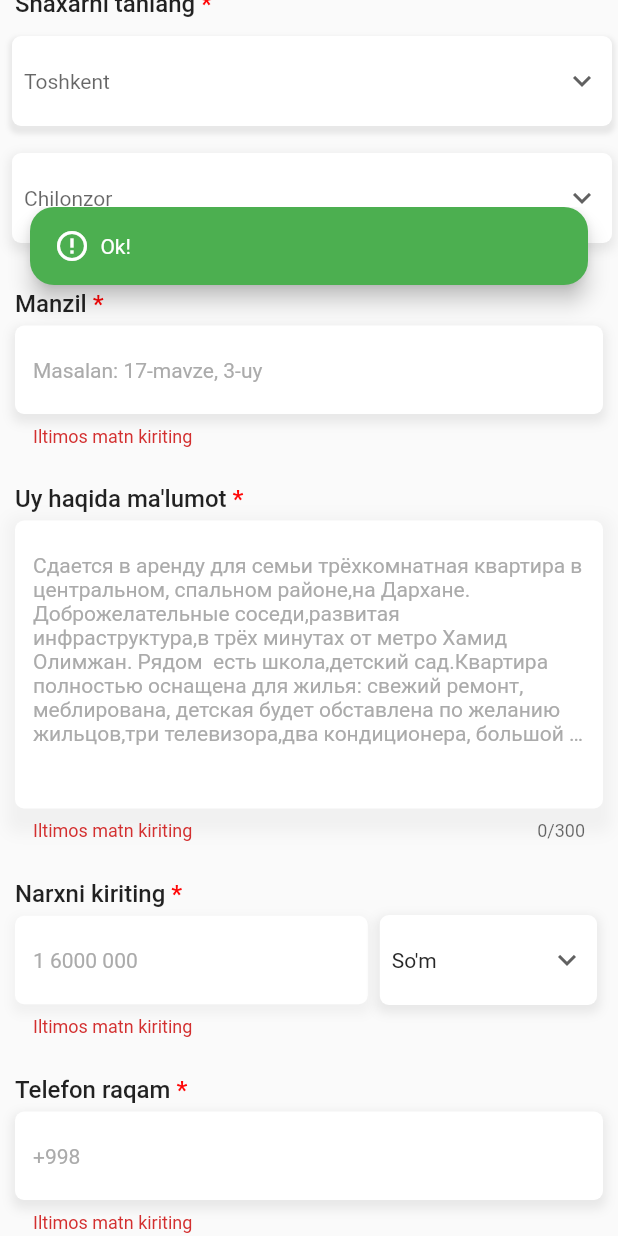
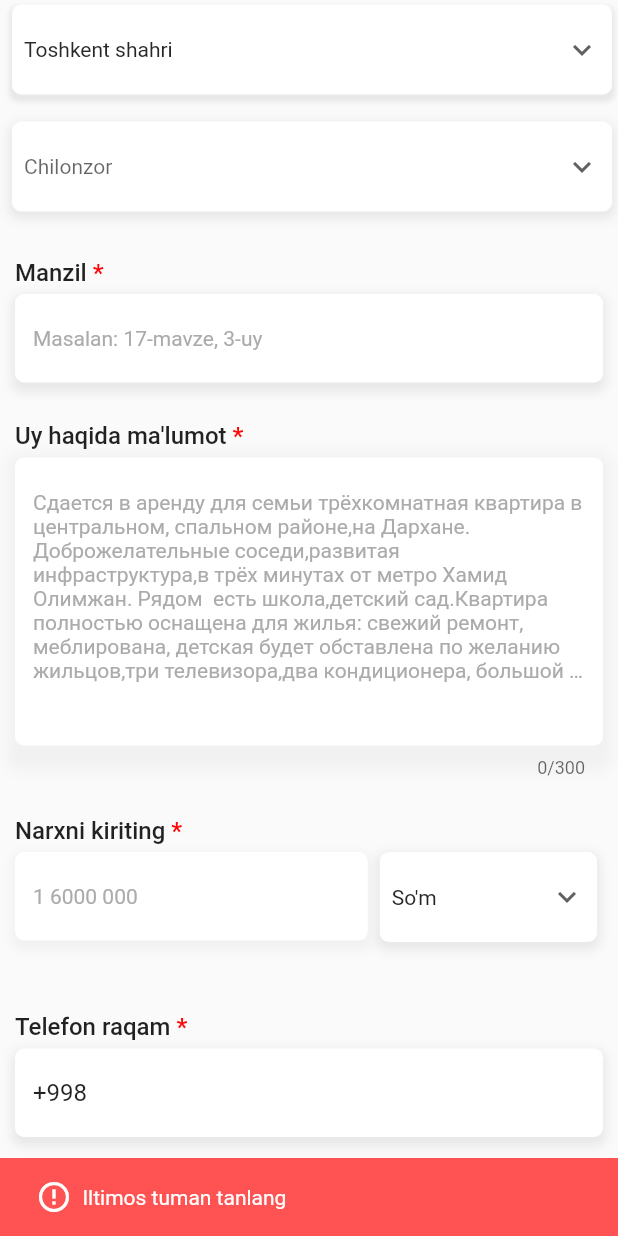
Before and after one commit to nomozovasror/UyJoyBaraka, a Flutter app: the AddAdScreen widget shown alone on an empty page, opened directly, scrolled down 576 dp, after a tap on "Saqlash", on a phone screen of 412 x 824 dp. Run offline on Flutter 3.47's test engine with Material 2 defaults, Android fonts, the phone set to English and light mode, and no system bars; our stand-ins replace carousel_slider, dio, file_picker, flutter_svg, like_button, smooth_page_indicator; network calls fail.

Commit message:
all text field bug fix

```diff
--- a/lib/pages/ad.dart
+++ b/lib/pages/ad.dart
@@ -243,8 +243,8 @@ class _AddAdScreenState extends State<AddAdScreen> {
   final bosh = [''];
 
   String? sarlavha;
-  String? ijaravalue;
-  String? viloyat;
+  String? ijaravalue = "Sotuv";
+  String? viloyat = 'Toshkent shahri';
   String? tuman;
   String? manzil;
   String? text;
@@ -253,8 +253,6 @@ class _AddAdScreenState extends State<AddAdScreen> {
   String? tel;
 
   final _formKey = GlobalKey<FormState>();
-
-  bool val_margin = false;
 
   @override
   Widget build(BuildContext context) {
@@ -369,14 +367,14 @@ class _AddAdScreenState extends State<AddAdScreen> {
                       padding: const EdgeInsets.symmetric(horizontal: 10),
                       child: Stack(
                         children: [ Container(
-                          height: 50,
+                          height: 60,
                           decoration: BoxDecoration(
                             borderRadius: BorderRadius.circular(6),
                             boxShadow: [
                               BoxShadow(
                                 color: Colors.grey.withOpacity(0.2),
                                 spreadRadius: 2,
-                                blurRadius: 2,
+                                blurRadius: 5,
                                 offset: const Offset(0, 3),
                               ),
                             ],
@@ -809,6 +807,7 @@ class _AddAdScreenState extends State<AddAdScreen> {
                             child: Stack(
                               children: [
                                 Container(
+                                  margin: EdgeInsets.only(bottom: 22),
                                   height: 60,
                                   width: MediaQuery.of(context).size.width - 50,
                                   decoration: BoxDecoration(
@@ -829,12 +828,10 @@ class _AddAdScreenState extends State<AddAdScreen> {
                                 TextFormField(
                                   validator: (narx) {
                                     if(narx!.isEmpty) {
-                                      val_margin = true;
-                                      return 'Iltimos matn kiriting';
+                                      return 'Iltimos narx kiriting';
                                     }
                                     else if(narx.length < 1){
-                                      val_margin = true;
-                                      return 'Sarlavha uzunligi yetarli emas';
+                                      return 'narx kam';
                                     }
                                     return null;
                                   },
@@ -868,7 +865,7 @@ class _AddAdScreenState extends State<AddAdScreen> {
                             flex: 4,
                             child: Container(
                               height: 60,
-                              margin: val_margin ? const EdgeInsets.only(left: 8, right: 4) : const EdgeInsets.only(left: 8, right: 4, bottom: 22),
+                              margin: const EdgeInsets.only(left: 8, right: 4, bottom: 22),
                               padding: const EdgeInsets.symmetric(horizontal: 8),
                               decoration: BoxDecoration(
                                   color: const Color(0xffffffff),
@@ -957,10 +954,10 @@ class _AddAdScreenState extends State<AddAdScreen> {
                           TextFormField(
                             validator: (tel) {
                               if(tel!.isEmpty) {
-                                return 'Iltimos matn kiriting';
+                                return 'Iltimos telefon raqamingizni kiriting';
                               }
                               else if(tel.length < 7){
-                                return 'Sarlavha uzunligi yetarli emas';
+                                return 'Telefon raqam uzunligi yetarli emas';
                               }
                               return null;
                             },
@@ -969,6 +966,8 @@ class _AddAdScreenState extends State<AddAdScreen> {
                                 this.tel = tel;
                               });
                             },
+                            keyboardType: TextInputType.number,
+                            initialValue: "+998",
                             decoration: InputDecoration(
                                 border: OutlineInputBorder(
                                   borderRadius: BorderRadius.circular(6),
@@ -979,7 +978,7 @@ class _AddAdScreenState extends State<AddAdScreen> {
                                 ),
                                 filled: true,
                                 fillColor: const Color(0xffffffff),
-                                hintText: "+998",
+                                hintText: "+",
                                 hintStyle: const TextStyle(
                                     color: Color(0xffABABAB), fontSize: 14)),
                           ),
@@ -987,41 +986,49 @@ class _AddAdScreenState extends State<AddAdScreen> {
                       ),
                     ),
                     Padding(
-                      padding: EdgeInsets.symmetric(horizontal: 90, vertical: 20),
+                      padding: const EdgeInsets.symmetric(horizontal: 90, vertical: 20),
                       child: ElevatedButton(
                         onPressed: () {
-                          if (_formKey.currentState!.validate()) {
+                          if (tuman == null) {
                             ScaffoldMessenger.of(context).showSnackBar(
-                              const SnackBar(content: Text('Processing Data')),
+                              const SnackBar(content: Row(children: [
+                                Icon(Icons.error_outline ,color: Colors.white,),
+                                Text('  Iltimos tuman tanlang')
+                              ],),
+                                backgroundColor: Colors.redAccent,
+                              ),
                             );
-                          }else{
-                            ScaffoldMessenger.of(context).showSnackBar(SnackBar(
-                              content: const Row(children: [
-                                Icon(Icons.error_outline,color: Colors.white,),
-                                Text('  Ok!')
+                          }
+                            else if (_formKey.currentState!.validate()) {
+                            ScaffoldMessenger.of(context).showSnackBar(
+                            const SnackBar(content: Row(children: [
+                              Icon(Icons.check,color: Colors.white,),
+                              Text('  Saqlanmoqda ...')
+                            ],),
+                            backgroundColor: Colors.greenAccent,
+                            ),
+                            );
+                            }else{
+                            ScaffoldMessenger.of(context).showSnackBar(
+                              const SnackBar(content: Row(children: [
+                                Icon(Icons.error_outline ,color: Colors.white,),
+                                Text('  Iltimos barcha qatorlarni to\'ldiring')
                               ],),
-                              behavior: SnackBarBehavior.floating,
-                              shape: RoundedRectangleBorder(
-                                borderRadius: BorderRadius.circular(16),
+                                backgroundColor: Colors.redAccent,
                               ),
-                              backgroundColor: Colors.green,
-                              margin: EdgeInsets.only(
-                                  bottom: MediaQuery.of(context).size.height - 190,
-                                  right: 20,
-                                  left: 20),
-                            ),);
+                            );
                           }
                         },
                         style: ElevatedButton.styleFrom(
-                          backgroundColor: Color(0xffFF8D08),
+                          minimumSize: const Size(200, 40),
+                          backgroundColor: const Color(0xffFF8D08),
                           shape: RoundedRectangleBorder(
                             borderRadius: BorderRadius.circular(6),
                           ),
                         ),
-                        child: Text("Saqlash"),
+                        child: const Text("Saqlash"),
                       ),
                     ),
-                    Text("$sarlavha $ijaravalue $narx $valyuta $tel"),
                   ],),
                 )
               ],
```
